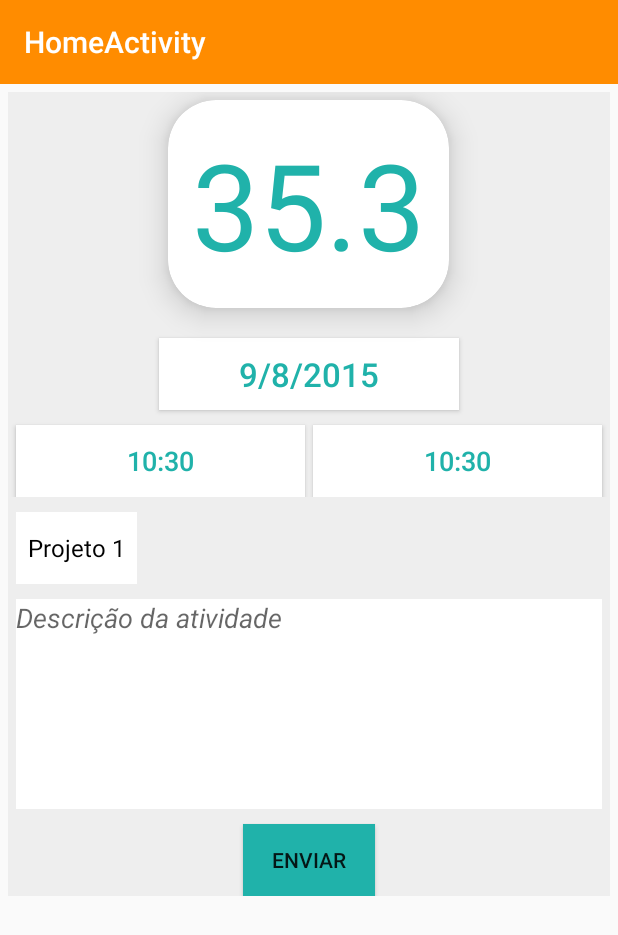
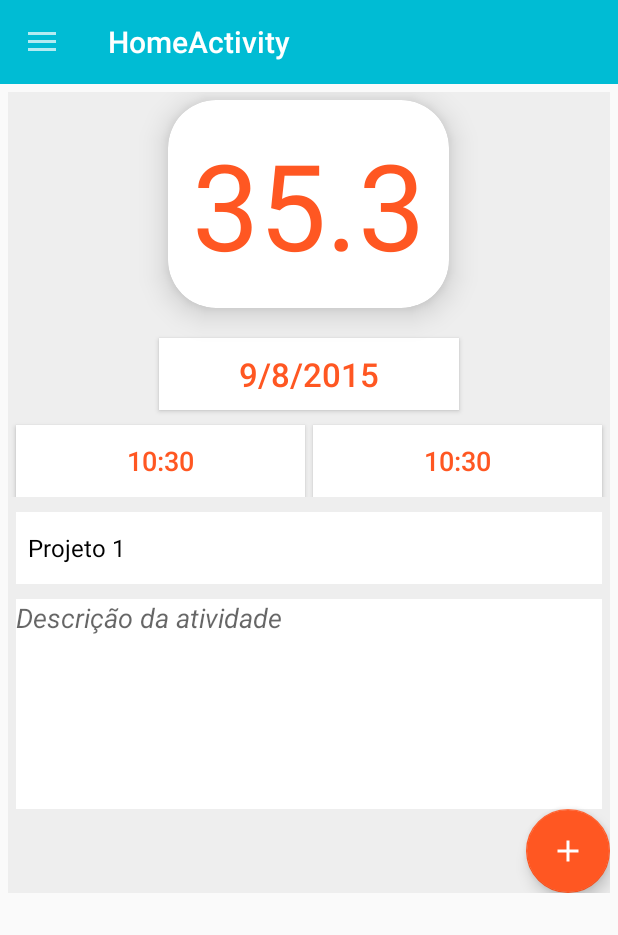
Before and after one commit to mservillat/TimeSheet, an Android app: the HomeActivity screen opened directly, with no data from a screen before it, on a phone screen of 412 x 824 dp. Shown: the top 935 px of the screen. Run offline under Robolectric (Android 15) with nearby library versions, the phone set to English and light mode, and no system bars; libraries missing offline, so code that uses them is left out: com.wdullaer.materialdatetimepicker.

Commit message:
modificação de quarta as 16:00

```diff
--- a/app/build.gradle
+++ b/app/build.gradle
@@ -21,7 +21,9 @@ android {
 
 dependencies {
     compile fileTree(dir: 'libs', include: ['*.jar'])
-    compile 'com.android.support:appcompat-v7:22.1.0'
-    compile 'com.android.support:cardview-v7:21.0.+'
+    compile 'com.android.support:appcompat-v7:22.2.1'
+    compile 'com.android.support:cardview-v7:23.0.1'
     compile 'com.wdullaer:materialdatetimepicker:1.5.1'
+    compile 'com.android.support:design:22.2.0'
+    compile 'com.android.support:support-v4:22.2.1'
 }
--- a/app/src/main/java/br/com/mowa/timesheet/activity/BaseActivity.java
+++ b/app/src/main/java/br/com/mowa/timesheet/activity/BaseActivity.java
@@ -2,89 +2,17 @@ package br.com.mowa.timesheet.activity;
 
 import android.app.Activity;
 import android.content.Context;
-import android.content.Intent;
-import android.support.v4.widget.DrawerLayout;
-import android.support.v7.app.ActionBarDrawerToggle;
+import android.support.design.widget.Snackbar;
 import android.support.v7.app.AppCompatActivity;
-import android.support.v7.widget.Toolbar;
 import android.view.View;
-import android.widget.AdapterView;
-import android.widget.ListView;
 import android.widget.Toast;
 
-import java.util.List;
-
-import br.com.mowa.timesheet.adapter.NavDrawerMenuAdapter;
-import br.com.mowa.timesheet.adapter.NavDrawerMenuItem;
 import br.com.mowa.timesheet.timesheet.R;
 
 /**
  * Created by walky on 8/31/15.
  */
 public class BaseActivity extends AppCompatActivity {
-    private DrawerLayout drawerLayout;
-    private ListView listDrawer;
-    private ActionBarDrawerToggle drawerToggle;
-
-    protected void setUpNavigationDrawer(int xmlDrawerLayout, int xmlListView) {
-
-        this.drawerLayout = (DrawerLayout) findViewById(xmlDrawerLayout);
-        this.listDrawer = (ListView) findViewById(xmlListView);
-
-        final List<NavDrawerMenuItem> list = NavDrawerMenuItem.getList();
-        this.listDrawer.setAdapter(new NavDrawerMenuAdapter(this, list));
-        this.listDrawer.setOnItemClickListener(new AdapterView.OnItemClickListener() {
-            @Override
-            public void onItemClick(AdapterView<?> parent, View view, int position, long id) {
-                switch (position) {
-                    case 0  : replaceActivity(HomeActivity.class);
-                        break;
-                    case 1 : replaceActivity(PerfilActivity.class);
-                        break;
-                    default:
-                        break;
-                }
-
-
-                drawerLayout.closeDrawer(listDrawer);
-            }
-        });
-
-        drawerToggle = new ActionBarDrawerToggle(this, drawerLayout, null, R.string.navigation_drawer_aberto, R.string.navigation_drawer_fechado) {
-
-            @Override
-            public void onDrawerOpened(View drawerView) {
-                super.onDrawerOpened(drawerView);
-                invalidateOptionsMenu();
-            }
-
-            @Override
-            public void onDrawerClosed(View drawerView) {
-                super.onDrawerClosed(drawerView);
-                invalidateOptionsMenu();
-            }
-        };
-
-        drawerLayout.setDrawerListener(drawerToggle);
-
-
-
-    }
-
-    private void replaceActivity(Class activity) {
-        Intent intent = new Intent(getContext(), activity);
-        startActivity(intent);
-        finish();
-
-    }
-
-
-    protected void setUpToolbar() {
-        Toolbar toolbar = (Toolbar)findViewById(R.id.layout_toolbar);
-        if (toolbar != null) {
-            setSupportActionBar(toolbar);
-        }
-    }
 
     protected Context getContext() {
         return this;
@@ -97,6 +25,13 @@ public class BaseActivity extends AppCompatActivity {
     protected void toast(String msg) {
         Toast.makeText(getContext(), msg, Toast.LENGTH_SHORT).show();
     }
+    protected void snack(View view, String msg) {
+        Snackbar snackBar = Snackbar.make(view, msg, Snackbar.LENGTH_LONG);
+        View snackBarView = snackBar.getView();
+        snackBarView.setBackgroundColor(getResources().getColor(R.color.primary));
+        snackBar.show();
+    }
+
 
     protected void toast(int msg) {
         Toast.makeText(getContext(), msg, Toast.LENGTH_SHORT).show();
--- a/app/src/main/java/br/com/mowa/timesheet/activity/HomeActivity.java
+++ b/app/src/main/java/br/com/mowa/timesheet/activity/HomeActivity.java
@@ -3,7 +3,10 @@ package br.com.mowa.timesheet.activity;
 import android.annotation.TargetApi;
 import android.os.Build;
 import android.os.Bundle;
+import android.support.design.widget.FloatingActionButton;
+import android.support.v4.widget.DrawerLayout;
 import android.support.v7.app.ActionBarDrawerToggle;
+import android.support.v7.widget.Toolbar;
 import android.view.View;
 import android.widget.ArrayAdapter;
 import android.widget.Button;
@@ -17,6 +20,7 @@ import java.util.ArrayList;
 import java.util.Calendar;
 import java.util.List;
 
+import br.com.mowa.timesheet.fragment.NavigationDrawerFragment;
 import br.com.mowa.timesheet.timesheet.R;
 
 public class HomeActivity extends BaseActivity implements DatePickerDialog.OnDateSetListener, TimePickerDialog.OnTimeSetListener{
@@ -26,18 +30,25 @@ public class HomeActivity extends BaseActivity implements DatePickerDialog.OnDat
     private Button btHorainicio;
     private Button btHoraFim;
     private Button btUpdateButtonHoras;
-    private Button btEnviar;
+    private FloatingActionButton btEnviar;
     private Spinner spinner;
-
+    private Toolbar mToolbar;
+    private DrawerLayout mDrawerLayout;
     @Override
     protected void onCreate(Bundle savedInstanceState) {
         super.onCreate(savedInstanceState);
         setContentView(R.layout.activity_home);
 
-        // Navigation drawer + toolbar
-        setUpToolbar();
-        setUpNavigationDrawer(R.id.activity_home_drawer_layout, R.id.activity_home_menu_lateral);
 
+        this.mToolbar = (Toolbar)findViewById(R.id.layout_toolbar);
+        if (this.mToolbar != null) {
+            setSupportActionBar(this.mToolbar);
+            getSupportActionBar().setDisplayHomeAsUpEnabled(true);
+        }
+
+        this.mDrawerLayout = (DrawerLayout) findViewById(R.id.activity_home_drawer_layout);
+        NavigationDrawerFragment drawerFragment = (NavigationDrawerFragment) getSupportFragmentManager().findFragmentById(R.id.activity_home_fragment_container);
+        drawerFragment.setUp(R.id.activity_home_fragment_container, this.mDrawerLayout, this.mToolbar);
 
 
 
@@ -77,11 +88,11 @@ public class HomeActivity extends BaseActivity implements DatePickerDialog.OnDat
 
 
         //Components (Button enviar)
-        this.btEnviar = (Button) findViewById(R.id.activity_home_button_enviar);
+        this.btEnviar = (FloatingActionButton) findViewById(R.id.fab);
         this.btEnviar.setOnClickListener(new View.OnClickListener() {
             @Override
             public void onClick(View v) {
-                toast("Enviando");
+                snack(btEnviar, "enviando");
             }
         });
 
@@ -161,5 +172,12 @@ public class HomeActivity extends BaseActivity implements DatePickerDialog.OnDat
         list.add("Projeto 4");
         return list;
     }
-
+//
+//    @Override
+//    protected void replaceActivity(Class activity) {
+//        if (!(activity == HomeActivity.class)) {
+//            Intent intent = new Intent(getActivity(), activity);
+//            startActivity(intent);
+//        }
+//    }
 }
--- a/app/src/main/java/br/com/mowa/timesheet/activity/PerfilActivity.java
+++ b/app/src/main/java/br/com/mowa/timesheet/activity/PerfilActivity.java
@@ -13,7 +13,7 @@ public class PerfilActivity extends BaseActivity {
 
         // Load Toolbar e Navigation Drawer
         setUpToolbar();
-        setUpNavigationDrawer(R.id.activity_perfil_drawer_layout, R.id.activity_perfil_menu_lateral);
+        //setUpNavigationDrawer(R.id.activity_perfil_drawer_layout);
     }
 
 }
--- /dev/null
+++ b/app/src/main/java/br/com/mowa/timesheet/fragment/NavigationDrawerFragment.java
@@ -0,0 +1,139 @@
+package br.com.mowa.timesheet.fragment;
+
+
+import android.content.Context;
+import android.content.Intent;
+import android.content.SharedPreferences;
+import android.os.Bundle;
+import android.support.v4.app.Fragment;
+import android.support.v4.widget.DrawerLayout;
+import android.support.v7.app.ActionBarDrawerToggle;
+import android.support.v7.widget.Toolbar;
+import android.view.LayoutInflater;
+import android.view.View;
+import android.view.ViewGroup;
+import android.widget.AdapterView;
+import android.widget.ListView;
+
+import java.util.List;
+
+import br.com.mowa.timesheet.activity.HomeActivity;
+import br.com.mowa.timesheet.activity.PerfilActivity;
+import br.com.mowa.timesheet.adapter.NavDrawerMenuAdapter;
+import br.com.mowa.timesheet.adapter.NavDrawerMenuItem;
+import br.com.mowa.timesheet.timesheet.R;
+
+/**
+ * A simple {@link Fragment} subclass.
+ */
+public class NavigationDrawerFragment extends Fragment {
+    public static final String PREF_FILE_NAME="namePreference";
+    public static final String KEY_USER_LEANERD_DRAWER= "use_learned_drawer";
+    private ActionBarDrawerToggle mDrawerToggle;
+    private ListView listDrawer;
+    private DrawerLayout mDrawerLayout;
+    private View containerView;
+    private boolean mUserLearnedDrawer;
+    private boolean mFromSavedInstanceState;
+
+
+    @Override
+    public View onCreateView(LayoutInflater inflater, ViewGroup container,
+                             Bundle savedInstanceState) {
+        View view = inflater.inflate(R.layout.fragment_navigation_drawer, container, false);
+
+        this.listDrawer = (ListView) view.findViewById(R.id.fragment_navigation_drawer_listview);
+        final List<NavDrawerMenuItem> list = NavDrawerMenuItem.getList();
+        this.listDrawer.setAdapter(new NavDrawerMenuAdapter(getActivity(), list));
+        this.listDrawer.setOnItemClickListener(new AdapterView.OnItemClickListener() {
+            @Override
+            public void onItemClick(AdapterView<?> parent, View view, int position, long id) {
+                switch (position) {
+                    case 0:
+                        replaceActivity(HomeActivity.class);
+                        break;
+                    case 1:
+                        replaceActivity(PerfilActivity.class);
+                        break;
+                    default:
+                        break;
+                }
+
+
+            }
+        });
+
+        return view;
+    }
+
+    public void setUp(int containerId, DrawerLayout drawerLayout, Toolbar toolbar) {
+        this.containerView = getActivity().findViewById(containerId);
+        this.mDrawerLayout = drawerLayout;
+        this.mDrawerToggle = new ActionBarDrawerToggle(getActivity(), mDrawerLayout, toolbar, R.string.navigation_drawer_aberto, R.string.navigation_drawer_fechado) {
+
+            @Override
+            public void onDrawerOpened(View drawerView) {
+                super.onDrawerOpened(drawerView);
+                if (!mUserLearnedDrawer) {
+                    mUserLearnedDrawer = true;
+                    saveToPreference(getActivity(), KEY_USER_LEANERD_DRAWER, mUserLearnedDrawer +"");
+                }
+                getActivity().supportInvalidateOptionsMenu();
+            }
+
+            @Override
+            public void onDrawerClosed(View drawerView) {
+                super.onDrawerClosed(drawerView);
+                getActivity().supportInvalidateOptionsMenu();
+            }
+
+            @Override
+            public void onDrawerSlide(View drawerView, float slideOffset) {
+                super.onDrawerSlide(drawerView, slideOffset);
+            }
+        };
+//        if (!mUserLearnedDrawer && !mFromSavedInstanceState) {
+//            mDrawerLayout.openDrawer(containerView);
+//        }
+
+        mDrawerLayout.setDrawerListener(mDrawerToggle);
+        mDrawerLayout.post(new Runnable() {
+            @Override
+            public void run() {
+                mDrawerToggle.syncState();
+            }
+        });
+
+    }
+
+    protected void replaceActivity(Class activity) {
+        Intent intent = new Intent(getContext(), activity);
+        if (activity == HomeActivity.class) {
+            intent.setFlags(Intent.FLAG_ACTIVITY_REORDER_TO_FRONT | Intent.FLAG_ACTIVITY_CLEAR_TOP);
+            startActivity(intent);
+        }
+    }
+
+
+    @Override
+    public void onCreate(Bundle savedInstanceState) {
+        super.onCreate(savedInstanceState);
+        mUserLearnedDrawer = Boolean.valueOf(readFromPrefences(getActivity(), KEY_USER_LEANERD_DRAWER, "false"));
+        if (savedInstanceState != null) {
+            mFromSavedInstanceState = true;
+        }
+    }
+
+    public static void saveToPreference(Context context, String preferenceName, String preferenceValue) {
+        SharedPreferences sharedPreferences = context.getSharedPreferences(PREF_FILE_NAME, context.MODE_PRIVATE);
+        SharedPreferences.Editor editor = sharedPreferences.edit();
+        editor.putString(preferenceName, preferenceValue);
+        editor.apply();
+    }
+
+    public static String readFromPrefences(Context context, String preferenceName, String defaultValue) {
+        SharedPreferences sharedPreferences = context.getSharedPreferences(PREF_FILE_NAME, context.MODE_PRIVATE);
+        return sharedPreferences.getString(preferenceName, defaultValue);
+    }
+
+}
--- /dev/null
+++ b/app/src/main/java/br/com/mowa/timesheet/utils/ScrimInsetsFrameLayout.java
@@ -0,0 +1,125 @@
+package br.com.mowa.timesheet.utils;
+
+import android.content.Context;
+import android.content.res.TypedArray;
+import android.graphics.Canvas;
+import android.graphics.Rect;
+import android.graphics.drawable.Drawable;
+import android.support.v4.view.ViewCompat;
+import android.util.AttributeSet;
+import android.widget.FrameLayout;
+
+import br.com.mowa.timesheet.timesheet.R;
+
+/**
+ * Created by walky on 9/8/15.
+ */
+public class ScrimInsetsFrameLayout extends FrameLayout {
+    private Drawable mInsetForeground;
+
+    private Rect mInsets;
+    private Rect mTempRect = new Rect();
+    private OnInsetsCallback mOnInsetsCallback;
+
+    public ScrimInsetsFrameLayout(Context context) {
+        super(context);
+        init(context, null, 0);
+    }
+
+    public ScrimInsetsFrameLayout(Context context, AttributeSet attrs) {
+        super(context, attrs);
+        init(context, attrs, 0);
+    }
+
+    public ScrimInsetsFrameLayout(Context context, AttributeSet attrs, int defStyle) {
+        super(context, attrs, defStyle);
+        init(context, attrs, defStyle);
+    }
+
+    private void init(Context context, AttributeSet attrs, int defStyle) {
+        final TypedArray a = context.obtainStyledAttributes(attrs,
+                R.styleable.ScrimInsetsView, defStyle, 0);
+        if (a == null) {
+            return;
+        }
+        mInsetForeground = a.getDrawable(R.styleable.ScrimInsetsView_insetForeground1);
+        a.recycle();
+
+        setWillNotDraw(true);
+    }
+
+    @Override
+    protected boolean fitSystemWindows(Rect insets) {
+        mInsets = new Rect(insets);
+        setWillNotDraw(mInsetForeground == null);
+        ViewCompat.postInvalidateOnAnimation(this);
+        if (mOnInsetsCallback != null) {
+            mOnInsetsCallback.onInsetsChanged(insets);
+        }
+        return true; // consume insets
+    }
+
+    @Override
+    public void draw(Canvas canvas) {
+        super.draw(canvas);
+
+        int width = getWidth();
+        int height = getHeight();
+        if (mInsets != null && mInsetForeground != null) {
+            int sc = canvas.save();
+            canvas.translate(getScrollX(), getScrollY());
+
+            // Top
+            mTempRect.set(0, 0, width, mInsets.top);
+            mInsetForeground.setBounds(mTempRect);
+            mInsetForeground.draw(canvas);
+
+            // Bottom
+            mTempRect.set(0, height - mInsets.bottom, width, height);
+            mInsetForeground.setBounds(mTempRect);
+            mInsetForeground.draw(canvas);
+
+            // Left
+            mTempRect.set(0, mInsets.top, mInsets.left, height - mInsets.bottom);
+            mInsetForeground.setBounds(mTempRect);
+            mInsetForeground.draw(canvas);
+
+            // Right
+            mTempRect.set(width - mInsets.right, mInsets.top, width, height - mInsets.bottom);
+            mInsetForeground.setBounds(mTempRect);
+            mInsetForeground.draw(canvas);
+
+            canvas.restoreToCount(sc);
+        }
+    }
+
+    @Override
+    protected void onAttachedToWindow() {
+        super.onAttachedToWindow();
+        if (mInsetForeground != null) {
+            mInsetForeground.setCallback(this);
+        }
+    }
+
+    @Override
+    protected void onDetachedFromWindow() {
+        super.onDetachedFromWindow();
+        if (mInsetForeground != null) {
+            mInsetForeground.setCallback(null);
+        }
+    }
+
+    /**
+     * Allows the calling container to specify a callback for custom processing when insets change (i.e. when
+     * {@link #fitSystemWindows(Rect)} is called. This is useful for setting padding on UI elements based on
+     * UI chrome insets (e.g. a Google Map or a ListView). When using with ListView or GridView, remember to set
+     * clipToPadding to false.
+     */
+    public void setOnInsetsCallback(OnInsetsCallback onInsetsCallback) {
+        mOnInsetsCallback = onInsetsCallback;
+    }
+
+    public static interface OnInsetsCallback {
+        public void onInsetsChanged(Rect insets);
+    }
+}
--- a/app/src/main/res/layout/activity_home.xml
+++ b/app/src/main/res/layout/activity_home.xml
@@ -1,8 +1,10 @@
 <android.support.v4.widget.DrawerLayout
     android:id="@+id/activity_home_drawer_layout"
     xmlns:android="http://schemas.android.com/apk/res/android"
+    xmlns:app="http://schemas.android.com/apk/res-auto"
     android:layout_width="match_parent"
-    android:layout_height="match_parent">
+    android:layout_height="match_parent"
+    android:fitsSystemWindows="true">
 
     <LinearLayout
         android:layout_width="match_parent"
@@ -46,7 +48,7 @@
                         android:id="@+id/activity_home_text_view_horas_semanais"
                         android:layout_gravity="center"
                         android:gravity="center"
-                        android:textColor="@color/verde_mowa"
+                        android:textColor="@color/laranja_mowa"
                         android:textSize="80sp"
                         android:layout_margin="16dp"/>
 
@@ -60,7 +62,7 @@
                     android:layout_gravity="center_horizontal"
                     android:layout_marginTop="20dp"
                     android:background="@color/white"
-                    android:textColor="@color/verde_mowa"
+                    android:textColor="@color/laranja_mowa"
                     android:textSize="22sp"/>
 
 
@@ -77,7 +79,7 @@
                         android:background="@color/white"
                         android:layout_marginLeft="5dp"
                         android:layout_marginRight="2.5dp"
-                        android:textColor="@color/verde_mowa"
+                        android:textColor="@color/laranja_mowa"
                         android:textSize="18sp"/>
 
                     <Button android:id="@+id/activity_home_button_horas_inicio"
@@ -88,13 +90,13 @@
                         android:background="@color/white"
                         android:layout_marginRight="5dp"
                         android:layout_marginLeft="2.5dp"
-                        android:textColor="@color/verde_mowa"
+                        android:textColor="@color/laranja_mowa"
                         android:textSize="18sp"/>
 
                 </LinearLayout>
 
                 <Spinner android:id="@+id/activity_home_spinner_projeto"
-                    android:layout_width="wrap_content"
+                    android:layout_width="match_parent"
                     android:layout_height="wrap_content"
                     android:layout_marginTop="10dp"
                     android:layout_marginLeft="5dp"
@@ -113,28 +115,45 @@
                     android:gravity="top"
                     android:textStyle="italic" />
 
-                <Button android:id="@+id/activity_home_button_enviar"
+                <!--<Button android:id="@+id/activity_home_button_enviar"-->
+                    <!--android:layout_width="wrap_content"-->
+                    <!--android:layout_height="48dp"-->
+                    <!--android:text="@string/activity_home_button_enviar"-->
+                    <!--android:layout_gravity="center"-->
+                    <!--android:layout_marginTop="10dp"-->
+                    <!--android:background="@color/verde_mowa"/>-->
+
+                <android.support.design.widget.FloatingActionButton
+                    android:id="@+id/fab"
                     android:layout_width="wrap_content"
-                    android:layout_height="48dp"
-                    android:text="@string/activity_home_button_enviar"
-                    android:layout_gravity="center"
-                    android:layout_marginTop="10dp"
-                    android:background="@color/verde_mowa"/>
+                    android:layout_height="wrap_content"
+                    android:src="@drawable/ic_add_white"
+                    android:layout_gravity="bottom|end"
+                    app:elevation="6dp"
+                    app:pressedTranslationZ="12dp"
+                    app:backgroundTint="@color/laranja_mowa"/>
 
             </LinearLayout>
         </ScrollView>
-
     </LinearLayout>
 
-
-    <!-- Menu Lateral -->
-    <ListView android:id="@+id/activity_home_menu_lateral"
-        android:layout_width="240dp"
+    <br.com.mowa.timesheet.utils.ScrimInsetsFrameLayout
+        android:id="@+id/activity_home_ScrimInsets"
+        android:layout_width="wrap_content"
         android:layout_height="match_parent"
         android:layout_gravity="start"
-        android:choiceMode="singleChoice"
-        android:divider="@android:color/black"
-        android:dividerHeight="0dp"
-        android:background="@color/white"/>
+        android:elevation="8dp"
+        android:fitsSystemWindows="true"
+        app:insetForeground="#4000">
+
+        <fragment
+            android:id="@+id/activity_home_fragment_container"
+            android:layout_width="280dp"
+            android:layout_height="match_parent"
+            android:layout_gravity="start"
+            app:layout="@layout/fragment_navigation_drawer"
+            android:name="br.com.mowa.timesheet.fragment.NavigationDrawerFragment" />
+
+    </br.com.mowa.timesheet.utils.ScrimInsetsFrameLayout>
 
 </android.support.v4.widget.DrawerLayout>
--- a/app/src/main/res/layout/activity_login.xml
+++ b/app/src/main/res/layout/activity_login.xml
@@ -4,7 +4,8 @@
     android:paddingRight="@dimen/activity_horizontal_margin"
     android:paddingTop="@dimen/activity_vertical_margin"
     android:paddingBottom="@dimen/activity_vertical_margin"
-    android:orientation="vertical">
+    android:orientation="vertical"
+    android:background="@color/primary_dark">
 
     <ImageView
         android:layout_width="match_parent"
@@ -37,7 +38,7 @@
         android:layout_height="48dp"
         android:text="@string/login_botao_entrar"
         android:layout_gravity="center"
-        android:background="@color/primary"
+        android:background="@color/laranja_mowa"
         android:layout_marginTop="15dp" />
 
 
--- a/app/src/main/res/layout/include_toolbar.xml
+++ b/app/src/main/res/layout/include_toolbar.xml
@@ -2,11 +2,12 @@
 <android.support.v7.widget.Toolbar android:id="@+id/layout_toolbar"
     xmlns:android="http://schemas.android.com/apk/res/android"
     xmlns:app="http://schemas.android.com/apk/res-auto"
+    android:paddingTop="@dimen/include_toolbar_top_padding"
     android:layout_width="match_parent"
     android:layout_height="wrap_content"
     android:background="?attr/colorPrimary"
     android:minHeight="?attr/actionBarSize"
-    app:theme="@style/ThemeOverlay.AppCompat.Dark.ActionBar"
+    app:theme="@style/ThemeOverlay.AppCompat.Dark"
     app:popupTheme="@style/ThemeOverlay.AppCompat.Light">
 
     <!--android:layout_below="@+id/statusBar"-->
--- a/app/src/main/res/values/colors.xml
+++ b/app/src/main/res/values/colors.xml
@@ -1,8 +1,8 @@
 <?xml version="1.0" encoding="utf-8"?>
 <resources>
     <!-- Cores do Tema Material -->
-    <color name="primary">#FF8C00</color>
-    <color name="primary_dark">#FF8C00</color>
+    <color name="primary">#00BCD4</color>
+    <color name="primary_dark">#0097A7</color>
     <color name="accent">#000000</color>
     <color name="control_highlight">#B3E5FC</color>
 
@@ -16,6 +16,6 @@
     <color name="red">#f00</color>
     <color name="green">#0f0</color>
     <color name="gray">#eee</color>
-    <color name="verde_mowa">#20B2AA</color>
+    <color name="laranja_mowa">#FF5722</color>
 
 </resources>
--- a/app/src/main/res/values/dimens.xml
+++ b/app/src/main/res/values/dimens.xml
@@ -28,5 +28,8 @@
 
     <dimen name="userEmail_textSize">14sp</dimen>
     <dimen name="userEmail_layout_marginLeft">16dp</dimen>
+    <dimen name="include_toolbar_top_padding">0dp</dimen>
+    <dimen name="margin_top">24dp</dimen>
+    <dimen name="margin_top_navigation_drawer">24dp</dimen>
 
-</resources>
+ </resources>
```
Also changed, not shown: app/src/main/AndroidManifest.xml (+5 -2 lines), app/src/main/res/drawable-v21/ripple_rect.xml (added, +10 -0 lines), app/src/main/res/drawable/ripple_rect.xml (added, +10 -0 lines), app/src/main/res/layout/fragment_navigation_drawer.xml (added, +28 -0 lines), app/src/main/res/values/attrs.xml (added, +63 -0 lines), app/src/main/res/drawable/ic_add_white.png (added), 1 other file.
